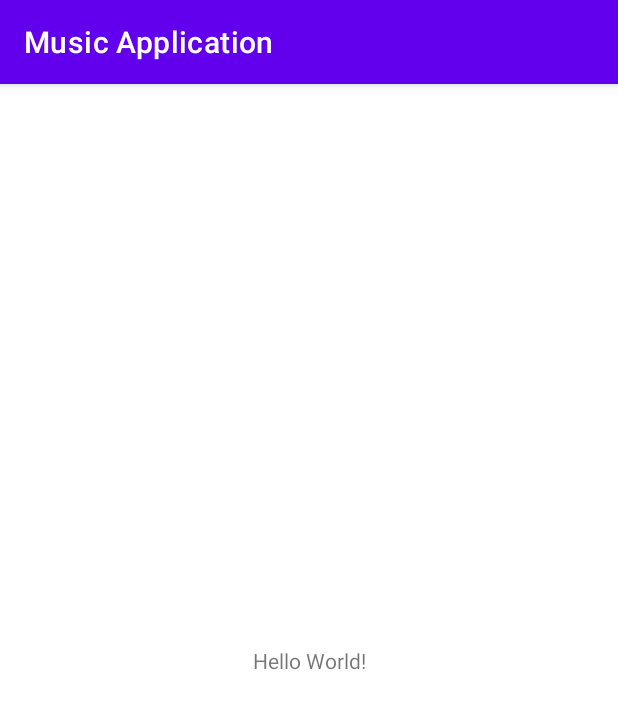
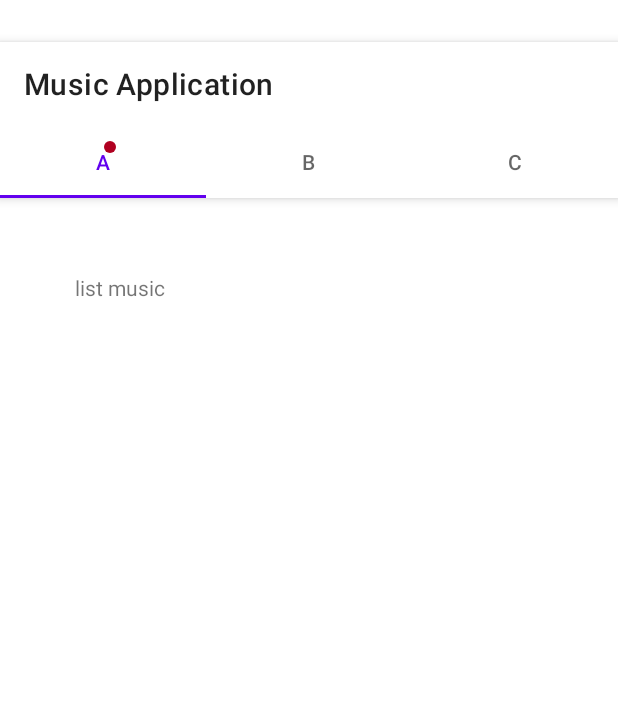
Before and after one commit to AnhQB/Music_Application, an Android app: the screen it shows after launch (MainActivity), on a phone screen of 412 x 824 dp. Shown: the top 709 px of the screen. Run offline under Robolectric (Android 15) with nearby library versions, the phone set to English and light mode, and no system bars.

Commit message:
add tab layout fragment

```diff
--- a/app/src/main/AndroidManifest.xml
+++ b/app/src/main/AndroidManifest.xml
@@ -11,7 +11,8 @@
         android:roundIcon="@mipmap/ic_launcher_round"
         android:supportsRtl="true"
         android:theme="@style/Theme.MusicApplication"
-        tools:targetApi="31">
+        tools:targetApi="31"
+        >
         <activity
             android:name=".MainActivity"
             android:exported="true">
--- /dev/null
+++ b/app/src/main/java/com/example/musicapplication/ListMusicFragment.java
@@ -0,0 +1,64 @@
+package com.example.musicapplication;
+
+import android.os.Bundle;
+
+import androidx.fragment.app.Fragment;
+
+import android.view.LayoutInflater;
+import android.view.View;
+import android.view.ViewGroup;
+
+/**
+ * A simple {@link Fragment} subclass.
+ * Use the {@link ListMusicFragment#newInstance} factory method to
+ * create an instance of this fragment.
+ */
+public class ListMusicFragment extends Fragment {
+
+    // TODO: Rename parameter arguments, choose names that match
+    // the fragment initialization parameters, e.g. ARG_ITEM_NUMBER
+    private static final String ARG_PARAM1 = "param1";
+    private static final String ARG_PARAM2 = "param2";
+
+    // TODO: Rename and change types of parameters
+    private String mParam1;
+    private String mParam2;
+
+    public ListMusicFragment() {
+        // Required empty public constructor
+    }
+
+    /**
+     * Use this factory method to create a new instance of
+     * this fragment using the provided parameters.
+     *
+     * @param param1 Parameter 1.
+     * @param param2 Parameter 2.
+     * @return A new instance of fragment ListMusicFragment.
+     */
+    // TODO: Rename and change types and number of parameters
+    public static ListMusicFragment newInstance(String param1, String param2) {
+        ListMusicFragment fragment = new ListMusicFragment();
+        Bundle args = new Bundle();
+        args.putString(ARG_PARAM1, param1);
+        args.putString(ARG_PARAM2, param2);
+        fragment.setArguments(args);
+        return fragment;
+    }
+
+    @Override
+    public void onCreate(Bundle savedInstanceState) {
+        super.onCreate(savedInstanceState);
+        if (getArguments() != null) {
+            mParam1 = getArguments().getString(ARG_PARAM1);
+            mParam2 = getArguments().getString(ARG_PARAM2);
+        }
+    }
+
+    @Override
+    public View onCreateView(LayoutInflater inflater, ViewGroup container,
+                             Bundle savedInstanceState) {
+        // Inflate the layout for this fragment
+        return inflater.inflate(R.layout.fragment_list_music, container, false);
+    }
+}
--- a/app/src/main/java/com/example/musicapplication/MainActivity.java
+++ b/app/src/main/java/com/example/musicapplication/MainActivity.java
@@ -1,14 +1,92 @@
 package com.example.musicapplication;
 
+import androidx.annotation.NonNull;
+import androidx.annotation.Nullable;
 import androidx.appcompat.app.AppCompatActivity;
+import androidx.appcompat.widget.Toolbar;
+import androidx.fragment.app.Fragment;
+import androidx.fragment.app.FragmentManager;
+import androidx.fragment.app.FragmentPagerAdapter;
+import androidx.viewpager.widget.ViewPager;
 
 import android.os.Bundle;
 
+import com.google.android.material.badge.BadgeDrawable;
+import com.google.android.material.tabs.TabLayout;
+
+import java.util.ArrayList;
+import java.util.List;
+
 public class MainActivity extends AppCompatActivity {
+    private Toolbar toolbar;
+    private ViewPager viewPager;
+    private TabLayout tabLayout;
+
+    private ListMusicFragment listMusicFragment;
+    private MusicPlayFragment musicPlayFragment;
+    private PlayListFragment playListFragment;
 
     @Override
     protected void onCreate(Bundle savedInstanceState) {
         super.onCreate(savedInstanceState);
         setContentView(R.layout.activity_main);
+
+        toolbar = findViewById(R.id.toolbar);
+        setSupportActionBar(toolbar);
+
+        viewPager = findViewById(R.id.view_paper);
+        tabLayout = findViewById(R.id.tab_Layout);
+
+        listMusicFragment = new ListMusicFragment();
+        musicPlayFragment = new MusicPlayFragment();
+        playListFragment = new PlayListFragment();
+
+        tabLayout.setupWithViewPager(viewPager);
+
+        ViewPaperAdapter viewPaperAdapter = new ViewPaperAdapter(getSupportFragmentManager(), 0);
+
+        viewPaperAdapter.addFragment(listMusicFragment, "a");
+        viewPaperAdapter.addFragment(musicPlayFragment, "b");
+        viewPaperAdapter.addFragment(playListFragment, "c");
+
+        viewPager.setAdapter(viewPaperAdapter);
+
+        //tabLayout.getTabAt(0).setIcon(R.drawable.)
+        BadgeDrawable badgeDrawable = tabLayout.getTabAt(0).getOrCreateBadge();
+        badgeDrawable.setVisible(true);
+        //badgeDrawable.setNumber(5);
+
+
+    }
+
+    private class ViewPaperAdapter extends FragmentPagerAdapter {
+        private List<Fragment> fragments = new ArrayList<>();
+        private List<String> fragmentTitles = new ArrayList<>();
+
+        public ViewPaperAdapter(@NonNull FragmentManager fm, int behavior) {
+            super(fm, behavior);
+        }
+
+        public void addFragment(Fragment fragment, String title){
+            fragments.add(fragment);
+            fragmentTitles.add(title);
+        }
+
+        @NonNull
+        @Override
+        public Fragment getItem(int position) {
+            return fragments.get(position);
+        }
+
+        @Override
+        public int getCount() {
+            return fragments.size();
+        }
+
+        @Nullable
+        @Override
+        public CharSequence getPageTitle(int position) {
+            return fragmentTitles.get(position);
+        }
     }
 }
--- /dev/null
+++ b/app/src/main/java/com/example/musicapplication/MusicPlayFragment.java
@@ -0,0 +1,64 @@
+package com.example.musicapplication;
+
+import android.os.Bundle;
+
+import androidx.fragment.app.Fragment;
+
+import android.view.LayoutInflater;
+import android.view.View;
+import android.view.ViewGroup;
+
+/**
+ * A simple {@link Fragment} subclass.
+ * Use the {@link MusicPlayFragment#newInstance} factory method to
+ * create an instance of this fragment.
+ */
+public class MusicPlayFragment extends Fragment {
+
+    // TODO: Rename parameter arguments, choose names that match
+    // the fragment initialization parameters, e.g. ARG_ITEM_NUMBER
+    private static final String ARG_PARAM1 = "param1";
+    private static final String ARG_PARAM2 = "param2";
+
+    // TODO: Rename and change types of parameters
+    private String mParam1;
+    private String mParam2;
+
+    public MusicPlayFragment() {
+        // Required empty public constructor
+    }
+
+    /**
+     * Use this factory method to create a new instance of
+     * this fragment using the provided parameters.
+     *
+     * @param param1 Parameter 1.
+     * @param param2 Parameter 2.
+     * @return A new instance of fragment MusicPlayFragment.
+     */
+    // TODO: Rename and change types and number of parameters
+    public static MusicPlayFragment newInstance(String param1, String param2) {
+        MusicPlayFragment fragment = new MusicPlayFragment();
+        Bundle args = new Bundle();
+        args.putString(ARG_PARAM1, param1);
+        args.putString(ARG_PARAM2, param2);
+        fragment.setArguments(args);
+        return fragment;
+    }
+
+    @Override
+    public void onCreate(Bundle savedInstanceState) {
+        super.onCreate(savedInstanceState);
+        if (getArguments() != null) {
+            mParam1 = getArguments().getString(ARG_PARAM1);
+            mParam2 = getArguments().getString(ARG_PARAM2);
+        }
+    }
+
+    @Override
+    public View onCreateView(LayoutInflater inflater, ViewGroup container,
+                             Bundle savedInstanceState) {
+        // Inflate the layout for this fragment
+        return inflater.inflate(R.layout.fragment_music_play, container, false);
+    }
+}
--- /dev/null
+++ b/app/src/main/java/com/example/musicapplication/PlayListFragment.java
@@ -0,0 +1,64 @@
+package com.example.musicapplication;
+
+import android.os.Bundle;
+
+import androidx.fragment.app.Fragment;
+
+import android.view.LayoutInflater;
+import android.view.View;
+import android.view.ViewGroup;
+
+/**
+ * A simple {@link Fragment} subclass.
+ * Use the {@link PlayListFragment#newInstance} factory method to
+ * create an instance of this fragment.
+ */
+public class PlayListFragment extends Fragment {
+
+    // TODO: Rename parameter arguments, choose names that match
+    // the fragment initialization parameters, e.g. ARG_ITEM_NUMBER
+    private static final String ARG_PARAM1 = "param1";
+    private static final String ARG_PARAM2 = "param2";
+
+    // TODO: Rename and change types of parameters
+    private String mParam1;
+    private String mParam2;
+
+    public PlayListFragment() {
+        // Required empty public constructor
+    }
+
+    /**
+     * Use this factory method to create a new instance of
+     * this fragment using the provided parameters.
+     *
+     * @param param1 Parameter 1.
+     * @param param2 Parameter 2.
+     * @return A new instance of fragment PlayListFragment.
+     */
+    // TODO: Rename and change types and number of parameters
+    public static PlayListFragment newInstance(String param1, String param2) {
+        PlayListFragment fragment = new PlayListFragment();
+        Bundle args = new Bundle();
+        args.putString(ARG_PARAM1, param1);
+        args.putString(ARG_PARAM2, param2);
+        fragment.setArguments(args);
+        return fragment;
+    }
+
+    @Override
+    public void onCreate(Bundle savedInstanceState) {
+        super.onCreate(savedInstanceState);
+        if (getArguments() != null) {
+            mParam1 = getArguments().getString(ARG_PARAM1);
+            mParam2 = getArguments().getString(ARG_PARAM2);
+        }
+    }
+
+    @Override
+    public View onCreateView(LayoutInflater inflater, ViewGroup container,
+                             Bundle savedInstanceState) {
+        // Inflate the layout for this fragment
+        return inflater.inflate(R.layout.fragment_play_list, container, false);
+    }
+}
--- a/app/src/main/res/layout/activity_main.xml
+++ b/app/src/main/res/layout/activity_main.xml
@@ -1,18 +1,33 @@
 <?xml version="1.0" encoding="utf-8"?>
-<androidx.constraintlayout.widget.ConstraintLayout xmlns:android="http://schemas.android.com/apk/res/android"
+<androidx.coordinatorlayout.widget.CoordinatorLayout xmlns:android="http://schemas.android.com/apk/res/android"
     xmlns:app="http://schemas.android.com/apk/res-auto"
     xmlns:tools="http://schemas.android.com/tools"
     android:layout_width="match_parent"
     android:layout_height="match_parent"
     tools:context=".MainActivity">
 
-    <TextView
-        android:layout_width="wrap_content"
+    <com.google.android.material.appbar.AppBarLayout
+        android:layout_width="match_parent"
         android:layout_height="wrap_content"
-        android:text="Hello World!"
-        app:layout_constraintBottom_toBottomOf="parent"
-        app:layout_constraintEnd_toEndOf="parent"
-        app:layout_constraintStart_toStartOf="parent"
-        app:layout_constraintTop_toTopOf="parent" />
+        android:layout_marginTop="28dp"
+        >
+        <androidx.appcompat.widget.Toolbar
+            android:layout_width="match_parent"
+            android:layout_height="wrap_content"
+            android:minHeight="?attr/actionBarSize"
+            android:id="@+id/toolbar"
+            android:background="@color/white"
+            />
+        <com.google.android.material.tabs.TabLayout
+            android:layout_width="match_parent"
+            android:layout_height="wrap_content"
+            android:id="@+id/tab_Layout" />
+    </com.google.android.material.appbar.AppBarLayout>
 
-</androidx.constraintlayout.widget.ConstraintLayout>
+    <androidx.viewpager.widget.ViewPager
+        android:layout_width="match_parent"
+        android:layout_height="wrap_content"
+        android:id="@+id/view_paper"
+        app:layout_behavior="@string/appbar_scrolling_view_behavior"
+        />
+</androidx.coordinatorlayout.widget.CoordinatorLayout>
--- /dev/null
+++ b/app/src/main/res/layout/fragment_list_music.xml
@@ -0,0 +1,16 @@
+<?xml version="1.0" encoding="utf-8"?>
+<FrameLayout xmlns:android="http://schemas.android.com/apk/res/android"
+    xmlns:tools="http://schemas.android.com/tools"
+    android:layout_width="match_parent"
+    android:layout_height="match_parent"
+    tools:context=".ListMusicFragment">
+
+    <!-- TODO: Update blank fragment layout -->
+    <TextView
+        android:layout_width="match_parent"
+        android:layout_height="match_parent"
+        android:text="list music"
+        android:padding="50dp"
+        />
+
+</FrameLayout>
--- a/app/src/main/res/values/strings.xml
+++ b/app/src/main/res/values/strings.xml
@@ -1,3 +1,5 @@
 <resources>
     <string name="app_name">Music Application</string>
+    <!-- TODO: Remove or change this placeholder text -->
+    <string name="hello_blank_fragment">Hello blank fragment</string>
 </resources>
--- a/app/src/main/res/values/themes.xml
+++ b/app/src/main/res/values/themes.xml
@@ -1,6 +1,6 @@
 <resources xmlns:tools="http://schemas.android.com/tools">
     <!-- Base application theme. -->
-    <style name="Theme.MusicApplication" parent="Theme.MaterialComponents.DayNight.DarkActionBar">
+    <style name="Theme.MusicApplication" parent="Theme.MaterialComponents.Light.NoActionBar">
         <!-- Primary brand color. -->
         <item name="colorPrimary">@color/purple_500</item>
         <item name="colorPrimaryVariant">@color/purple_700</item>
```
Also changed, not shown: app/src/main/res/layout/fragment_music_play.xml (added, +15 -0 lines), app/src/main/res/layout/fragment_play_list.xml (added, +15 -0 lines).
